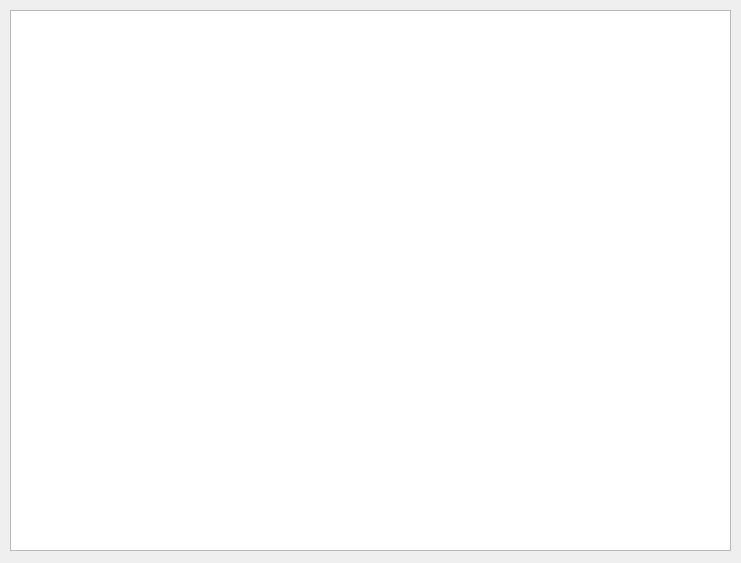
First picture: the form in Widgets/frametable.ui, repository hegoku/DroneControlCenter, before the edit.
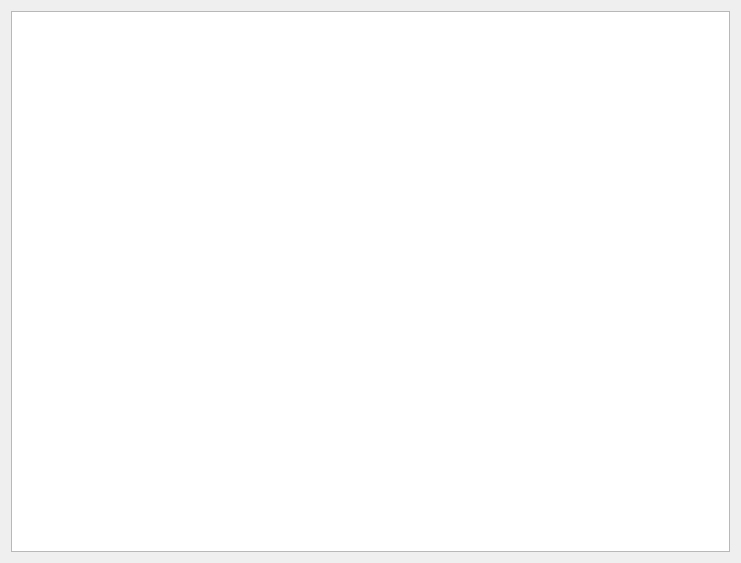
Second picture: the form after the edit.

```diff
--- a/Widgets/frametable.ui
+++ b/Widgets/frametable.ui
@@ -13,16 +13,11 @@
   <property name="windowTitle">
    <string>Form</string>
   </property>
-  <widget class="QTreeView" name="treeView">
-   <property name="geometry">
-    <rect>
-     <x>10</x>
-     <y>10</y>
-     <width>721</width>
-     <height>541</height>
-    </rect>
-   </property>
-  </widget>
+  <layout class="QGridLayout" name="gridLayout">
+   <item row="0" column="0">
+    <widget class="QTreeView" name="treeView"/>
+   </item>
+  </layout>
  </widget>
  <resources/>
  <connections/>
```
